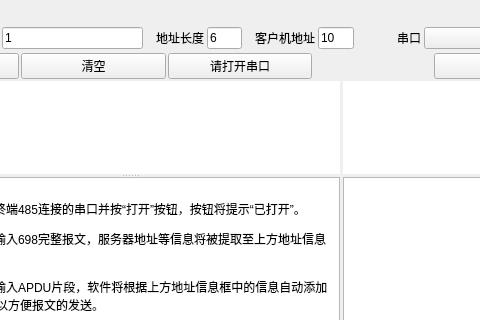
Above: UI/serial_window.ui from KayFelicities/698trans before the change; both pictures show x 83 to 563 and y 0 to 320 of the 848 by 669 pixel window. Below: the same form after it.
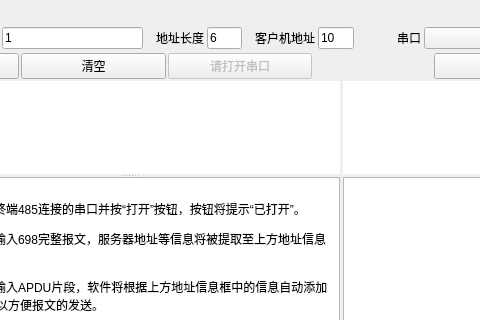
That is the form after the change. Icons and pictures are not drawn.

Patch:
```diff
--- a/UI/serial_window.ui
+++ b/UI/serial_window.ui
@@ -284,6 +284,9 @@
       </item>
       <item>
        <widget class="QPushButton" name="send_button">
+        <property name="enabled">
+         <bool>false</bool>
+        </property>
         <property name="sizePolicy">
          <sizepolicy hsizetype="Expanding" vsizetype="Fixed">
           <horstretch>2</horstretch>
```
Left out of the diff: 2 changed lines with no effect on the pictures.
